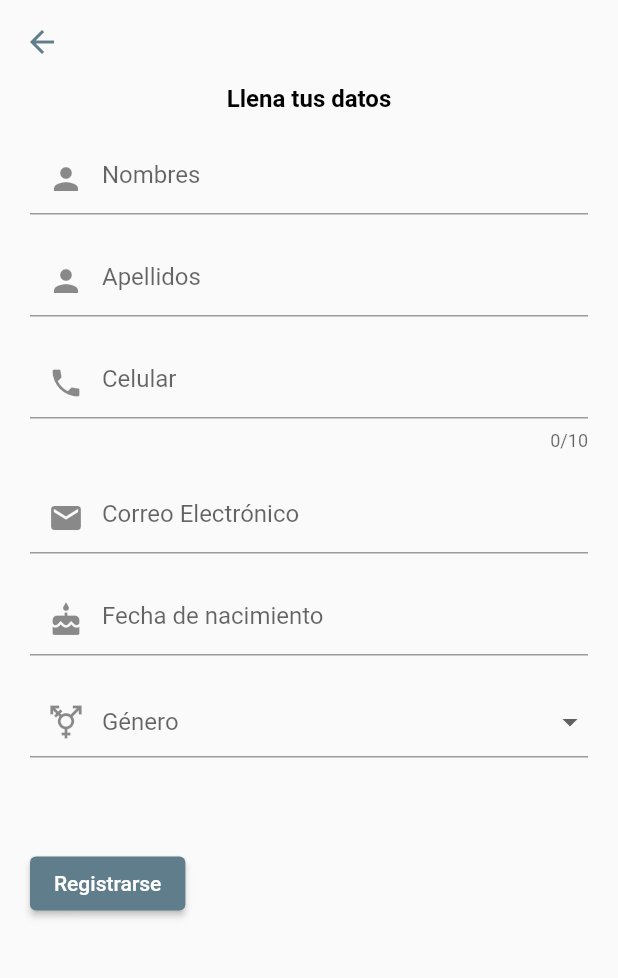
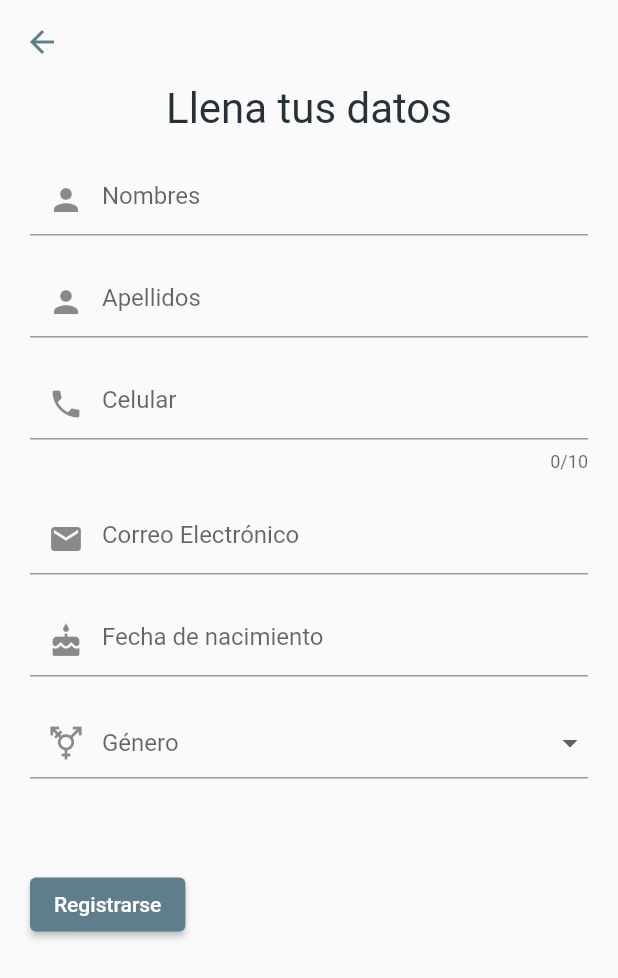
Before and after one commit to jp-campos/book_app, a Flutter app: the screen it shows after launch, after a tap on "Regístrate", on a phone screen of 412 x 824 dp. Shown: the top 978 px of the screen. Run offline on Flutter 3.47's test engine with Material 2 defaults, Android fonts, the phone set to English and light mode, and no system bars; our stand-ins replace shared_preferences; accounts and stored records are empty.

Commit message:
ui refactor

```diff
--- a/lib/common/book_card/book_card.dart
+++ b/lib/common/book_card/book_card.dart
@@ -69,8 +69,8 @@ class _BookCardState extends State<BookCard> {
                 begin: Alignment.topLeft,
                 end: Alignment.bottomRight,
                 colors: [
-                  cardColor.withOpacity(0.2),
-                  cardColor.withOpacity(0.4),
+                  cardColor.withOpacity(0.1),
+                  cardColor.withOpacity(0.5),
                 ]),
             shape: RoundedRectangleBorder(
                 borderRadius: BorderRadius.circular(15))),
--- a/lib/screens/signin/sign_in.dart
+++ b/lib/screens/signin/sign_in.dart
@@ -29,7 +29,7 @@ class _SigninState extends State<Signin> {
     return SingleChildScrollView(
       child: Column(
         children: [
-          Text('Llena tus datos', style: Theme.of(context).textTheme.headline4),
+          Text('Llena tus datos', style: Theme.of(context).textTheme.headline1),
           SizedBox(height: 20),
           Form(
             key: _formKey,
--- a/lib/screens/signin/user_data.dart
+++ b/lib/screens/signin/user_data.dart
@@ -14,7 +14,10 @@ class UserData extends StatelessWidget {
       return SingleChildScrollView(
         child: Column(
           children: [
-            Text('Hola ${currUser.names} ${currUser.surnames}'),
+            Text(
+              'Hola ${currUser.names} ${currUser.surnames}',
+              style: Theme.of(context).textTheme.headline2,
+            ),
             InfoPair(
                 title: 'Celular', value: currUser.phone, icon: Icons.phone),
             InfoPair(title: 'Email', value: currUser.email, icon: Icons.email),
--- a/lib/theme/text_theme.dart
+++ b/lib/theme/text_theme.dart
@@ -3,7 +3,11 @@ import 'package:flutter/material.dart';
 final textTheme = TextTheme(
   headline1: TextStyle(
       color: Colors.blueGrey.shade900,
-      fontSize: 24,
+      fontSize: 28,
+      fontWeight: FontWeight.normal),
+  headline2: TextStyle(
+      color: Colors.blueGrey.shade900,
+      fontSize: 20,
       fontWeight: FontWeight.normal),
   headline4: TextStyle(
     fontSize: 16,
```
